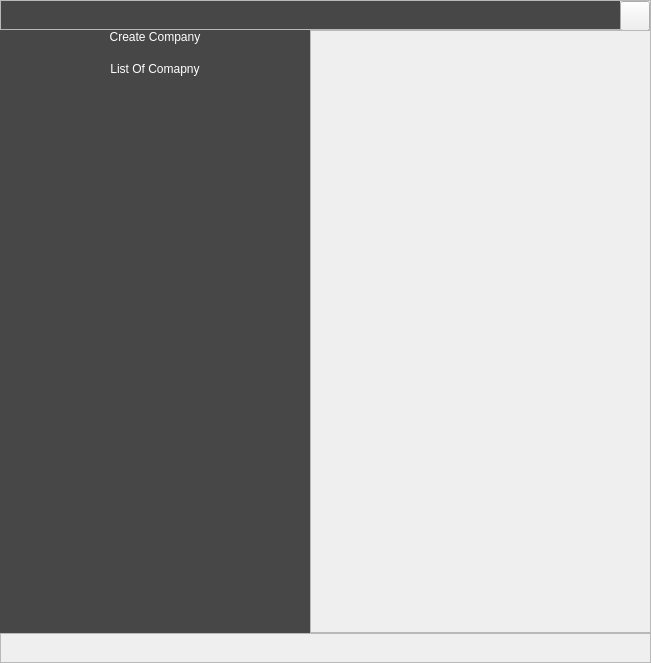
Qt form Resources/Ui/HomeWindow.ui (Darshitjivani/MBAS) before a commit.
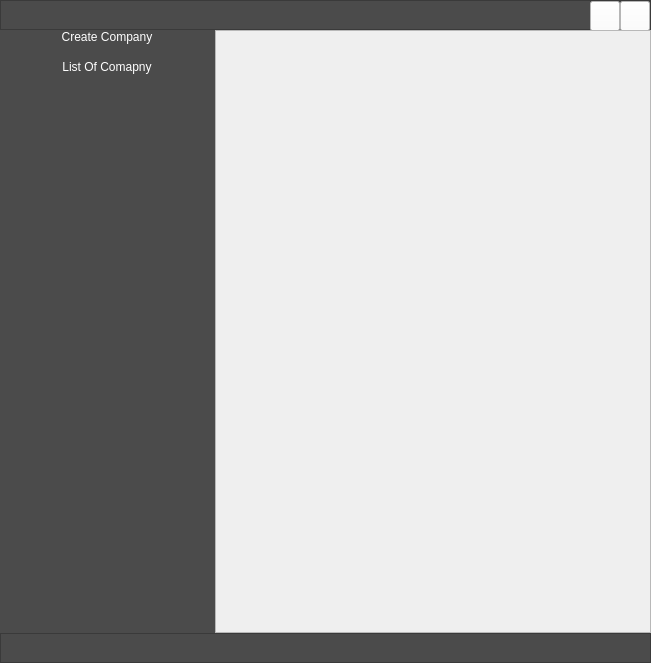
The same form after that commit. Icons and pictures are not drawn.

```diff
--- a/Resources/Ui/HomeWindow.ui
+++ b/Resources/Ui/HomeWindow.ui
@@ -42,6 +42,9 @@
         <height>30</height>
        </size>
       </property>
+      <property name="styleSheet">
+       <string notr="true">background-color: rgb(75, 75, 75);</string>
+      </property>
       <property name="frameShape">
        <enum>QFrame::StyledPanel</enum>
       </property>
@@ -73,7 +76,7 @@
           </size>
          </property>
          <property name="styleSheet">
-          <string notr="true">background-color: rgb(71, 71, 71);
+          <string notr="true">
 border:none;
 </string>
          </property>
@@ -86,6 +89,38 @@
         </widget>
        </item>
        <item row="0" column="1">
+        <widget class="QPushButton" name="pbMaximized">
+         <property name="minimumSize">
+          <size>
+           <width>30</width>
+           <height>30</height>
+          </size>
+         </property>
+         <property name="maximumSize">
+          <size>
+           <width>30</width>
+           <height>30</height>
+          </size>
+         </property>
+         <property name="styleSheet">
+          <string notr="true">background-color:white;</string>
+         </property>
+         <property name="text">
+          <string/>
+         </property>
+         <property name="icon">
+          <iconset resource="../icons/icons.qrc">
+           <normaloff>:/newPrefix/icons/maximize-2.svg</normaloff>:/newPrefix/icons/maximize-2.svg</iconset>
+         </property>
+         <property name="iconSize">
+          <size>
+           <width>15</width>
+           <height>15</height>
+          </size>
+         </property>
+        </widget>
+       </item>
+       <item row="0" column="2">
         <widget class="QPushButton" name="pbClose">
          <property name="minimumSize">
           <size>
@@ -99,6 +134,9 @@
            <height>30</height>
           </size>
          </property>
+         <property name="styleSheet">
+          <string notr="true">background-color:white</string>
+         </property>
          <property name="text">
           <string/>
          </property>
@@ -145,12 +183,12 @@
          </property>
          <property name="maximumSize">
           <size>
-           <width>310</width>
+           <width>215</width>
            <height>16777215</height>
           </size>
          </property>
          <property name="styleSheet">
-          <string notr="true">background-color: rgb(71, 71, 71);
+          <string notr="true">background-color: rgb(75, 75, 75);
 border:none;
 
 </string>
@@ -172,7 +210,7 @@
            <number>0</number>
           </property>
           <property name="verticalSpacing">
-           <number>10</number>
+           <number>8</number>
           </property>
           <item row="0" column="1">
            <widget class="QPushButton" name="pbCreateCompany">
@@ -204,16 +242,6 @@
             </property>
            </widget>
           </item>
-          <item row="0" column="2" rowspan="2">
-           <widget class="Line" name="line_2">
-            <property name="styleSheet">
-             <string notr="true">background-color:transparent</string>
-            </property>
-            <property name="orientation">
-             <enum>Qt::Horizontal</enum>
-            </property>
-           </widget>
-          </item>
           <item row="1" column="1" rowspan="2">
            <widget class="QPushButton" name="pbListOfCompany">
             <property name="minimumSize">
@@ -255,6 +283,12 @@
               <height>0</height>
              </size>
             </property>
+            <property name="maximumSize">
+             <size>
+              <width>1664566</width>
+              <height>16777215</height>
+             </size>
+            </property>
             <property name="styleSheet">
              <string notr="true">font: 16pt &quot;Sitka Text&quot;;
 color: rgb(255, 255, 255);</string>
@@ -265,13 +299,48 @@
         </widget>
        </item>
        <item row="0" column="1">
-        <widget class="QFrame" name="fCreateCompany">
-         <property name="frameShape">
-          <enum>QFrame::StyledPanel</enum>
-         </property>
-         <property name="frameShadow">
-          <enum>QFrame::Raised</enum>
-         </property>
+        <widget class="QWidget" name="widget_2" native="true">
+         <layout class="QGridLayout" name="gridLayout_5">
+          <property name="leftMargin">
+           <number>0</number>
+          </property>
+          <property name="topMargin">
+           <number>0</number>
+          </property>
+          <property name="rightMargin">
+           <number>0</number>
+          </property>
+          <property name="bottomMargin">
+           <number>0</number>
+          </property>
+          <property name="spacing">
+           <number>0</number>
+          </property>
+          <item row="0" column="0">
+           <widget class="QFrame" name="fCreateCompany">
+            <property name="frameShape">
+             <enum>QFrame::StyledPanel</enum>
+            </property>
+            <property name="frameShadow">
+             <enum>QFrame::Raised</enum>
+            </property>
+            <layout class="QGridLayout" name="gridLayout_6">
+             <property name="leftMargin">
+              <number>0</number>
+             </property>
+             <property name="topMargin">
+              <number>0</number>
+             </property>
+             <property name="rightMargin">
+              <number>0</number>
+             </property>
+             <property name="spacing">
+              <number>0</number>
+             </property>
+            </layout>
+           </widget>
+          </item>
+         </layout>
         </widget>
        </item>
       </layout>
@@ -291,6 +360,11 @@
         <height>30</height>
        </size>
       </property>
+      <property name="styleSheet">
+       <string notr="true">background-color: rgb(75,75,75);
+color: rgb(255, 255, 255);
+font: 75 10pt &quot;Sitka Small&quot;;</string>
+      </property>
       <property name="frameShape">
        <enum>QFrame::StyledPanel</enum>
       </property>
```
Left out of the diff: 31 changed lines with no effect on the pictures.
